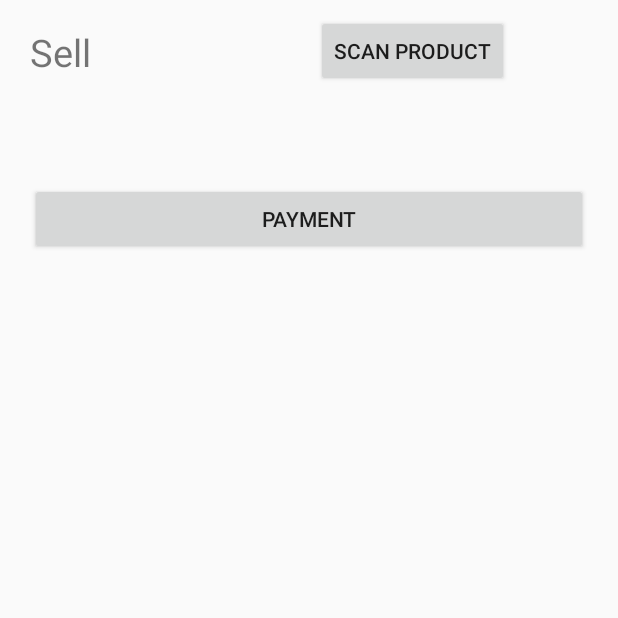
After one commit to MarcosLopez7/POS7Eleven, an Android app: the SellActivity screen opened directly, with no data from a screen before it, on a phone screen of 412 x 824 dp, the top half of it. The commit adds this screen. Run offline under Robolectric (Android 15) with nearby library versions, the phone set to English and light mode, and no system bars; libraries missing offline, so code that uses them is left out: com.google.zxing.integration.

Commit message:
Ya me perdí

```diff
--- a/app/src/main/AndroidManifest.xml
+++ b/app/src/main/AndroidManifest.xml
@@ -24,6 +24,10 @@
         <activity android:name=".CreateEmployeeActivity" />
         <activity android:name=".EmployeeActivity" />
         <activity android:name=".EditEmployeeActivity" />
+        <activity android:name=".RegisterActivity" />
+        <activity android:name=".SellActivity" />
+        <activity android:name=".ScanProductActivity" />
+        <activity android:name=".ProductViewActivity"></activity>
     </application>
 
 </manifest>
--- /dev/null
+++ b/app/src/main/java/com/assesment/pos7eleven/ClasesAuxiliares/ProductCustomAdapter.java
@@ -0,0 +1,59 @@
+package com.assesment.pos7eleven.ClasesAuxiliares;
+
+import android.content.Context;
+import android.view.View;
+import android.view.ViewGroup;
+import android.webkit.WebChromeClient;
+import android.widget.BaseAdapter;
+import android.widget.Button;
+import android.widget.TextView;
+
+import com.assesment.pos7eleven.R;
+
+import java.util.ArrayList;
+
+/**
+ * Created by marco on 22/04/2017.
+ */
+
+public class ProductCustomAdapter extends BaseAdapter {
+
+    private Context context;
+    private ArrayList<ArrayList<String>> products;
+
+    public ProductCustomAdapter(Context context, ArrayList<ArrayList<String>> products){
+        this.context = context;
+        this.products = products;
+    }
+
+    @Override
+    public int getCount() {
+        return products.size();
+    }
+
+    @Override
+    public Object getItem(int position) {
+        return products.get(position);
+    }
+
+    @Override
+    public long getItemId(int position) {
+        return Long.parseLong(products.get(position).get(3)) ;
+    }
+
+    @Override
+    public View getView(int position, View convertView, ViewGroup parent) {
+        View customView = View.inflate(context, R.layout.list_user, null);
+
+        TextView productNameText = (TextView) customView.findViewById(R.id.productTVLU);
+        TextView priceText = (TextView) customView.findViewById(R.id.priceTVLU);
+        TextView quantityText = (TextView) customView.findViewById(R.id.quantityTVLU);
+        Button deleteButton = (Button) customView.findViewById(R.id.deleteProductButton);
+
+        productNameText.setText(products.get(position).get(0));
+        priceText.setText(products.get(position).get(1));
+        quantityText.setText(products.get(position).get(2));
+
+        return customView;
+    }
+}
--- a/app/src/main/java/com/assesment/pos7eleven/ClasesAuxiliares/SessionHelper.java
+++ b/app/src/main/java/com/assesment/pos7eleven/ClasesAuxiliares/SessionHelper.java
@@ -16,6 +16,7 @@ public final class SessionHelper {
         last_name = "";
         id = -1;
         client = null;
+        store_id = 0;
     }
 
     public static int id;
@@ -24,5 +25,6 @@ public final class SessionHelper {
     public static String first_name;
     public static String last_name;
     public static boolean staff_user;
+    public static int store_id;
     public static OkHttpClient client;
 }
--- a/app/src/main/java/com/assesment/pos7eleven/MainActivity.java
+++ b/app/src/main/java/com/assesment/pos7eleven/MainActivity.java
@@ -119,6 +119,10 @@ public class MainActivity extends AppCompatActivity {
         SessionHelper.first_name = userData.getString("first_name");
         SessionHelper.last_name = userData.getString("last_name");
         SessionHelper.staff_user = userData.getBoolean("is_staff");
+
+        if (!SessionHelper.admin) {
+              SessionHelper.store_id = userData.getInt("store");
+        }
     }
 
 }
--- /dev/null
+++ b/app/src/main/java/com/assesment/pos7eleven/SellActivity.java
@@ -0,0 +1,98 @@
+package com.assesment.pos7eleven;
+
+import android.app.Activity;
+import android.content.Intent;
+import android.support.v7.app.AppCompatActivity;
+import android.os.Bundle;
+import android.view.View;
+import android.widget.AdapterView;
+import android.widget.Button;
+import android.widget.ListView;
+import android.widget.TextView;
+import android.widget.Toast;
+
+import com.assesment.pos7eleven.ClasesAuxiliares.ProductCustomAdapter;
+import com.google.zxing.integration.android.IntentIntegrator;
+import com.google.zxing.integration.android.IntentResult;
+
+import java.util.ArrayList;
+
+public class SellActivity extends AppCompatActivity {
+
+    private Button scanButton;
+    private ListView productListView;
+    private static final String URL_PATH_STORE = "/pos/stores/";
+    private static final String URL_PATH_INVENTORY = "/inventory/7501011162587/";
+    private static final String TAG = SellActivity.class.getSimpleName();
+    private ArrayList<ArrayList<String>> items;
+
+    @Override
+    protected void onCreate(Bundle savedInstanceState) {
+        super.onCreate(savedInstanceState);
+        setContentView(R.layout.activity_sell);
+
+        scanButton = (Button) findViewById(R.id.scanSellProduct);
+        productListView = (ListView) findViewById(R.id.listViewProductSell);
+        final Activity activity = this;
+
+        setList();
+
+        scanButton.setOnClickListener(new View.OnClickListener() {
+            @Override
+            public void onClick(View v) {
+                IntentIntegrator integrator = new IntentIntegrator(activity);
+                integrator.setDesiredBarcodeFormats(IntentIntegrator.ALL_CODE_TYPES);
+                integrator.setPrompt("Scanner Terminal");
+                integrator.setCameraId(0);
+                integrator.setBeepEnabled(true);
+                integrator.setBarcodeImageEnabled(false);
+                integrator.initiateScan();
+            }
+        });
+    }
+
+    private void setList() {
+        items = new ArrayList<ArrayList<String>>();
+
+        ProductCustomAdapter adapter = new ProductCustomAdapter(getApplicationContext(), items);
+
+        productListView.setAdapter(adapter);
+
+        productListView.setOnItemClickListener(new AdapterView.OnItemClickListener() {
+            @Override
+            public void onItemClick(AdapterView<?> parent, View view, int position, long id) {
+
+            }
+        });
+
+        productListView.setOnItemLongClickListener(new AdapterView.OnItemLongClickListener() {
+            @Override
+            public boolean onItemLongClick(AdapterView<?> parent, View view, int position, long id) {
+                return false;
+            }
+        });
+    }
+
+    private void addProduct(String barcode) {
+
+
+
+    }
+
+    @Override
+    protected void onActivityResult(int requestCode, int resultCode, Intent data) {
+        IntentResult result = IntentIntegrator.parseActivityResult(requestCode, resultCode, data);
+
+        if (result != null) {
+            if (result.getContents() == null) {
+                Toast.makeText(this, "Cancelled", Toast.LENGTH_SHORT).show();
+            } else {
+                addProduct(result.getContents());
+                Toast.makeText(this, "Scanned: " + result.getContents(), Toast.LENGTH_SHORT).show();
+            }
+        } else {
+            super.onActivityResult(requestCode, resultCode, data);
+        }
+
+    }
+}
--- /dev/null
+++ b/app/src/main/res/layout/activity_sell.xml
@@ -0,0 +1,74 @@
+<?xml version="1.0" encoding="utf-8"?>
+<ScrollView xmlns:android="http://schemas.android.com/apk/res/android"
+    xmlns:app="http://schemas.android.com/apk/res-auto"
+    xmlns:tools="http://schemas.android.com/tools"
+    android:layout_width="match_parent"
+    android:layout_height="match_parent"
+    tools:context="com.assesment.pos7eleven.SellActivity">
+
+
+    <RelativeLayout
+        android:layout_width="match_parent"
+        android:layout_height="match_parent">
+
+        <LinearLayout
+            android:layout_width="match_parent"
+            android:layout_height="wrap_content"
+            android:orientation="vertical">
+
+            <LinearLayout
+                android:layout_width="match_parent"
+                android:layout_height="wrap_content"
+                android:orientation="horizontal">
+
+                <TextView
+                    android:text="Sell"
+                    android:layout_width="wrap_content"
+                    android:layout_height="wrap_content"
+                    android:layout_marginLeft="20sp"
+                    android:layout_marginTop="15sp"
+                    android:textSize="25sp"/>
+
+                <Button
+                    android:id="@+id/scanSellProduct"
+                    android:layout_width="wrap_content"
+                    android:layout_height="wrap_content"
+                    android:layout_marginLeft="150sp"
+                    android:layout_marginTop="10sp"
+                    android:text="Scan Product"/>
+
+            </LinearLayout>
+        <FrameLayout
+            android:layout_width="match_parent"
+            android:layout_height="wrap_content"
+            android:id="@+id/frameLayout"
+            android:layout_marginTop="20dp">
+
+            <TextView
+                android:layout_width="wrap_content"
+                android:layout_height="wrap_content"
+                android:text="No Results"
+                android:id="@+id/noresTV"
+                android:visibility="gone"/>
+
+            <ListView
+                android:layout_width="wrap_content"
+                android:layout_height="wrap_content"
+                android:id="@+id/listViewProductSell"
+                android:layout_gravity="left|top"
+                android:layout_marginTop="24dp"
+                android:paddingLeft="20sp"
+                android:paddingRight="20sp"/>
+        </FrameLayout>
+
+        <Button
+            android:layout_width="match_parent"
+            android:layout_height="wrap_content"
+            android:layout_marginLeft="20sp"
+            android:layout_marginRight="20sp"
+            android:text="PAYMENT"
+            android:layout_marginTop="20sp"/>
+        </LinearLayout>
+    </RelativeLayout>
+
+</ScrollView>
```
Also changed, not shown: app/src/main/java/com/assesment/pos7eleven/HomeActivity.java (+5 -2 lines), app/src/main/java/com/assesment/pos7eleven/ProductViewActivity.java (added, +13 -0 lines), app/src/main/java/com/assesment/pos7eleven/RegisterActivity.java (added, +124 -0 lines), app/src/main/java/com/assesment/pos7eleven/ScanProductActivity.java (added, +15 -0 lines), app/src/main/res/layout/activity_product.xml (added, +24 -0 lines), app/src/main/res/layout/activity_product_view.xml (added, +67 -0 lines), app/src/main/res/layout/activity_register.xml (added, +40 -0 lines), app/src/main/res/layout/list_product.xml (added, +49 -0 lines).
